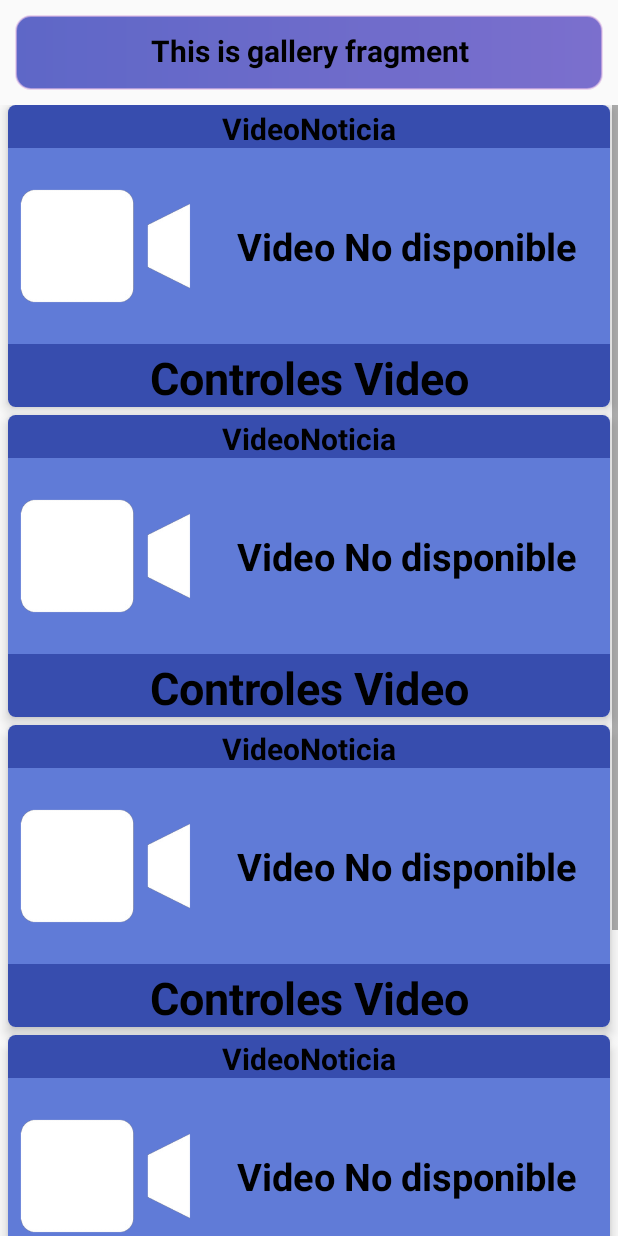
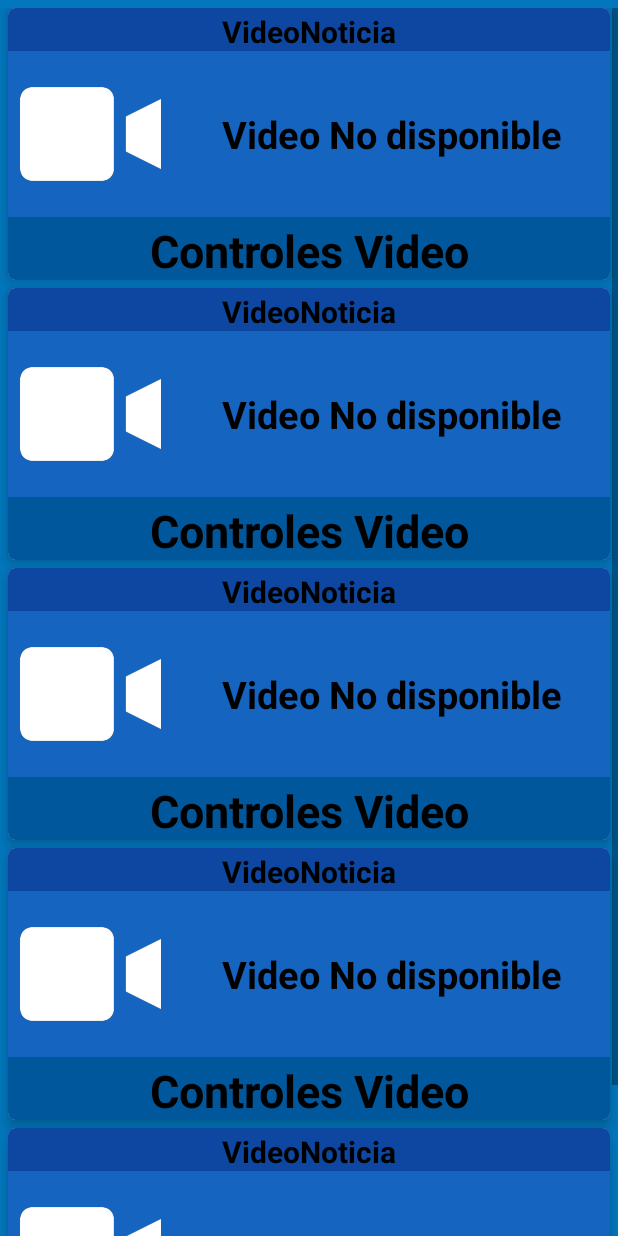
Before and after one commit to JesusRosml/PizInt, an Android app: the fragment GalleryFragment shown on its own in the app's theme, on a phone screen of 412 x 824 dp. Run offline under Robolectric (Android 15) with nearby library versions, the phone set to English and light mode, and no system bars.

Commit message:
ActualizacionHome/barraNav

```diff
--- /dev/null
+++ b/app/src/main/res/drawable/ic_informacionitesco.xml
@@ -0,0 +1,5 @@
+<vector android:height="24dp" android:tint="#1F2571"
+    android:viewportHeight="24" android:viewportWidth="24"
+    android:width="24dp" xmlns:android="http://schemas.android.com/apk/res/android">
+    <path android:fillColor="@android:color/white" android:pathData="M12,2C6.48,2 2,6.48 2,12s4.48,10 10,10 10,-4.48 10,-10S17.52,2 12,2zM13,17h-2v-6h2v6zM13,9h-2L11,7h2v2z"/>
+</vector>
--- /dev/null
+++ b/app/src/main/res/drawable/ic_notice.xml
@@ -0,0 +1,5 @@
+<vector android:height="24dp" android:tint="#1F2571"
+    android:viewportHeight="24" android:viewportWidth="24"
+    android:width="24dp" xmlns:android="http://schemas.android.com/apk/res/android">
+    <path android:fillColor="@android:color/white" android:pathData="M17.5,4.5c-1.95,0 -4.05,0.4 -5.5,1.5c-1.45,-1.1 -3.55,-1.5 -5.5,-1.5S2.45,4.9 1,6v14.65c0,0.65 0.73,0.45 0.75,0.45C3.1,20.45 5.05,20 6.5,20c1.95,0 4.05,0.4 5.5,1.5c1.35,-0.85 3.8,-1.5 5.5,-1.5c1.65,0 3.35,0.3 4.75,1.05C22.66,21.26 23,20.86 23,20.6V6C21.51,4.88 19.37,4.5 17.5,4.5zM21,18.5c-1.1,-0.35 -2.3,-0.5 -3.5,-0.5c-1.7,0 -4.15,0.65 -5.5,1.5V8c1.35,-0.85 3.8,-1.5 5.5,-1.5c1.2,0 2.4,0.15 3.5,0.5V18.5z"/>
+</vector>
--- /dev/null
+++ b/app/src/main/res/drawable/ic_videonotice.xml
@@ -0,0 +1,5 @@
+<vector android:height="24dp" android:tint="#1F2571"
+    android:viewportHeight="24" android:viewportWidth="24"
+    android:width="24dp" xmlns:android="http://schemas.android.com/apk/res/android">
+    <path android:fillColor="@android:color/white" android:pathData="M21,3L3,3c-1.11,0 -2,0.89 -2,2v12c0,1.1 0.89,2 2,2h5v2h8v-2h5c1.1,0 1.99,-0.9 1.99,-2L23,5c0,-1.11 -0.9,-2 -2,-2zM21,17L3,17L3,5h18v12zM16,11l-7,4L9,7z"/>
+</vector>
--- a/app/src/main/res/layout/app_bar_barra_navegacion_desplegable.xml
+++ b/app/src/main/res/layout/app_bar_barra_navegacion_desplegable.xml
@@ -15,10 +15,9 @@
 
         <androidx.appcompat.widget.Toolbar
             android:id="@+id/toolbar"
-            android:layout_marginTop="5dp"
             android:layout_width="match_parent"
-            android:layout_height="?attr/actionBarSize"
-            android:background="@color/contenidoprincipal"
+            android:layout_height="45dp"
+            android:background="@color/BarraNav"
             app:popupTheme="@style/Theme.PizInt.PopupOverlay" />
 
     </com.google.android.material.appbar.AppBarLayout>
--- a/app/src/main/res/layout/fragment_gallery.xml
+++ b/app/src/main/res/layout/fragment_gallery.xml
@@ -4,41 +4,14 @@
     xmlns:tools="http://schemas.android.com/tools"
     android:layout_width="match_parent"
     android:layout_height="match_parent"
+    android:background="@color/background"
     tools:context=".ui.gallery.GalleryFragment">
-
-    <!-- Codigo del titulo -->
-
-    <RelativeLayout
-        android:layout_width="match_parent"
-        android:layout_height="70dp">
-
-        <RelativeLayout
-            android:layout_width="match_parent"
-            android:layout_height="match_parent"
-            android:layout_margin="10dp"
-            android:background="@drawable/bordes_botonestitulohome">
-
-            <TextView
-                android:id="@+id/text_gallery"
-                android:layout_width="match_parent"
-                android:layout_margin="10dp"
-                android:layout_height="wrap_content"
-                android:textColor="@color/black"
-                android:textAlignment="center"
-                android:text="Noticias"
-                android:textSize="20sp"
-                android:textStyle="bold"/>
-        </RelativeLayout>
-
-
-    </RelativeLayout>
-
     <!-- Seccion De videos 1 -->
 
     <ScrollView
         android:layout_width="match_parent"
         android:layout_height="wrap_content"
-        android:layout_marginTop="70dp">
+        android:layout_marginTop="5dp">
 
         <GridLayout
             android:layout_width="match_parent"
@@ -104,8 +77,8 @@
 
                                 <ImageView
                                     android:layout_margin="5dp"
-                                    android:layout_width="120dp"
-                                    android:layout_height="120dp"
+                                    android:layout_width="100dp"
+                                    android:layout_height="100dp"
                                     android:src="@drawable/videocontoff2" />
 
                                 <TextView
@@ -202,8 +175,8 @@
 
                                 <ImageView
                                     android:layout_margin="5dp"
-                                    android:layout_width="120dp"
-                                    android:layout_height="120dp"
+                                    android:layout_width="100dp"
+                                    android:layout_height="100dp"
                                     android:src="@drawable/videocontoff2" />
 
                                 <TextView
@@ -300,8 +273,8 @@
 
                                 <ImageView
                                     android:layout_margin="5dp"
-                                    android:layout_width="120dp"
-                                    android:layout_height="120dp"
+                                    android:layout_width="100dp"
+                                    android:layout_height="100dp"
                                     android:src="@drawable/videocontoff2" />
 
                                 <TextView
@@ -398,8 +371,8 @@
 
                                 <ImageView
                                     android:layout_margin="5dp"
-                                    android:layout_width="120dp"
-                                    android:layout_height="120dp"
+                                    android:layout_width="100dp"
+                                    android:layout_height="100dp"
                                     android:src="@drawable/videocontoff2" />
 
                                 <TextView
@@ -498,8 +471,8 @@
 
                                 <ImageView
                                     android:layout_margin="5dp"
-                                    android:layout_width="120dp"
-                                    android:layout_height="120dp"
+                                    android:layout_width="100dp"
+                                    android:layout_height="100dp"
                                     android:src="@drawable/videocontoff2" />
 
                                 <TextView
@@ -544,6 +517,13 @@
         </GridLayout>
     </ScrollView>
 
+    <TextView
+        android:id="@+id/text_gallery"
+        android:layout_width="match_parent"
+        android:layout_height="wrap_content"
+        android:textColor="@color/white"
+        android:layout_marginTop="1000dp"/>
+
 
 
 
--- a/app/src/main/res/menu/activity_main_drawer.xml
+++ b/app/src/main/res/menu/activity_main_drawer.xml
@@ -6,15 +6,15 @@
     <group android:checkableBehavior="single">
         <item
             android:id="@+id/nav_home"
-            android:icon="@drawable/ic_menu_camera"
+            android:icon="@drawable/ic_notice"
             android:title="@string/menu_home" />
         <item
             android:id="@+id/nav_gallery"
-            android:icon="@drawable/ic_menu_gallery"
+            android:icon="@drawable/ic_videonotice"
             android:title="@string/menu_gallery" />
         <item
             android:id="@+id/nav_slideshow"
-            android:icon="@drawable/ic_menu_slideshow"
+            android:icon="@drawable/ic_informacionitesco"
             android:title="@string/menu_slideshow" />
     </group>
 </menu>
--- a/app/src/main/res/menu/barra_navegacion_desplegable.xml
+++ b/app/src/main/res/menu/barra_navegacion_desplegable.xml
@@ -6,4 +6,6 @@
         android:orderInCategory="100"
         android:title="@string/action_settings"
         app:showAsAction="never" />
+
+
 </menu>
--- a/app/src/main/res/values/colors.xml
+++ b/app/src/main/res/values/colors.xml
@@ -25,11 +25,13 @@
     <!-- Colores para los contenedores noticia -->
     <color name="TituloNiticia1">#b8c0c9</color>
     <color name="DescripcionNoticia">#e7e9ed</color>
+    <color name="BarraNav">#0D47A1</color>
 
-    <!-- Colores para los contenedores noticia -->
-    <color name="Titulovideo">#374dae</color>
-    <color name="VideoNotice">#607bd7</color>
-    <color name="ControlesColors">#374dae</color>
+    <!-- Colores para los contenedores de video -->
+    <color name="Titulovideo">#0D47A1</color>
+    <color name="VideoNotice">#1565C0</color>
+    <color name="ControlesColors">#01579B</color>
+    <color name="background">#0277BD</color>
 
 
 
--- a/app/src/main/res/values/strings.xml
+++ b/app/src/main/res/values/strings.xml
@@ -23,13 +23,13 @@
     <string name="title_activity_barra_navegacion_desplegable">BarraNavegacionDesplegable</string>
     <string name="navigation_drawer_open">Open navigation drawer</string>
     <string name="navigation_drawer_close">Close navigation drawer</string>
-    <string name="nav_header_title">Android Studio</string>
-    <string name="nav_header_subtitle">android.studio@android.com</string>
+    <string name="nav_header_title">Pizlnt</string>
+    <string name="nav_header_subtitle">pizlnt.studio@android.com</string>
     <string name="nav_header_desc">Navigation header</string>
     <string name="action_settings">Settings</string>
 
     <string name="menu_home">Seccion De Noticias</string>
-    <string name="menu_gallery">Seccion VieoNoticias</string>
+    <string name="menu_gallery">Seccion VideoNoticias</string>
     <string name="menu_slideshow">Seccion Itesco</string>
 
 
```
Also changed, not shown: app/src/main/res/layout/fragment_home.xml (+16 -27 lines), app/src/main/res/layout/nav_header_barra_navegacion_desplegable.xml (+4 -4 lines).
